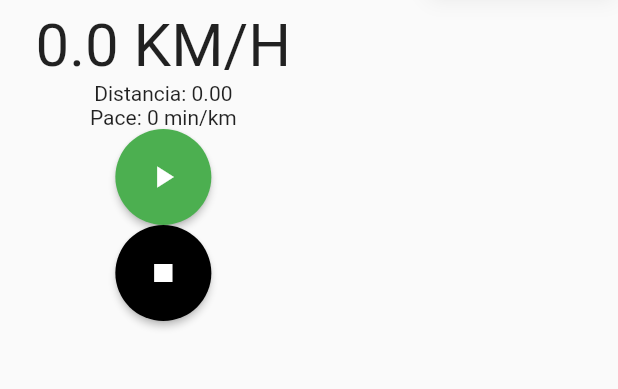
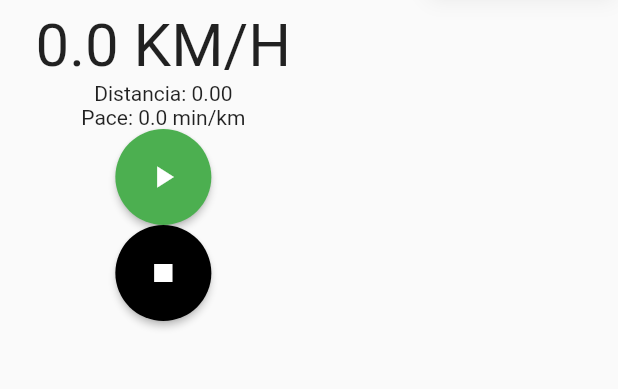
Before and after one commit to FJeanC/Corra_flutter, a Flutter app: the CronometroView screen opened directly, after a tap on the "play arrow" icon, after a tap on the "stop" icon, after a tap on the "more vert" icon, on a phone screen of 412 x 824 dp, the part 144-533 px from its top. Run offline on Flutter 3.47's test engine with Material 2 defaults, Android fonts, the phone set to English and light mode, and no system bars; our stand-ins replace bloc, cloud_firestore, equatable, firebase_auth, firebase_core, flutter_bloc and 2 more; accounts and stored records are empty.

```diff
--- a/lib/cronometro_view.dart
+++ b/lib/cronometro_view.dart
@@ -37,7 +37,7 @@ class _CronometroViewState extends State<CronometroView> {
   int countProCount = 5;
   final bool _isHours = true;
   late StopWatchTimer _stopWatchTimer;
-  bool playButton = true;
+  bool showPlayButton = true;
   late String globalTime;
   Queue<double> lastSpeed = Queue<double>();
   Queue<double> velocidades = Queue<double>();
@@ -71,7 +71,7 @@ class _CronometroViewState extends State<CronometroView> {
   void _onAccelerate(double speed) {
     locator.getCurrentPosition().then(
       (Position updatedPosition) {
-        if (!playButton) {
+        if (!showPlayButton) {
           _velocity = (speed + updatedPosition.speed) / 2;
           calculateAverageSpeed(_velocity);
         }
@@ -103,17 +103,21 @@ class _CronometroViewState extends State<CronometroView> {
     timer = Timer.periodic(
       const Duration(seconds: 1),
       (_) {
-        if (!playButton) {
+        if (!showPlayButton) {
           count++;
           print('Count: $count');
-          if (count % 3 == 0 && !playButton) {
+          if (count % 3 == 0 && !showPlayButton) {
             velocidades.add(averageSpeed);
             final dist = (velocidades.average) * (getTimeInMilli() / 3600000);
             developer.log(
                 'Distancia: ${dist.toStringAsFixed(2)}, last: ${velocidades.last.toStringAsFixed(2)}',
                 name: 'onAccelerate');
             _distanceUpdatedStreamContoller.add(dist);
-            _velocityUpdatedStreamController.add(_velocity * 3.6);
+            if (_velocity < 2) {
+              _velocityUpdatedStreamController.add(0);
+            } else {
+              _velocityUpdatedStreamController.add(_velocity * 3.6);
+            }
             double pace = (count / 60) / dist;
             if (pace < 60.0) {
               _paceUpdatedStreamController.add(pace);
@@ -132,6 +136,7 @@ class _CronometroViewState extends State<CronometroView> {
     _velocityUpdatedStreamController.close();
     _distanceUpdatedStreamContoller.close();
     _paceUpdatedStreamController.close();
+
     await _stopWatchTimer.dispose();
   }
 
@@ -209,7 +214,7 @@ class _CronometroViewState extends State<CronometroView> {
               // print('I am here  ${distance.toStringAsPrecision(3)}');
               // return Text('Distancia: ${distance.toStringAsPrecision(3)}');
 
-              if (!playButton) {
+              if (!showPlayButton) {
                 //distance += (snapshot.data!);
                 print('I am here  ${snapshot.data!.toStringAsFixed(2)}');
               }
@@ -220,28 +225,28 @@ class _CronometroViewState extends State<CronometroView> {
             stream: _paceUpdatedStreamController.stream,
             initialData: 0,
             builder: (context, snapshot) {
-              if (!playButton) {
+              if (!showPlayButton) {
                 print('Pace ${snapshot.data}');
                 return Text(
-                    'Pace: ${snapshot.data!.toStringAsFixed(2)} min/km');
+                    'Pace: ${snapshot.data!.toStringAsFixed(1)} min/km');
               }
-              return const Text('Pace: 0 min/km');
+              return const Text('Pace: 0.0 min/km');
             },
           ),
           CustumButton(
-            color: playButton ? Colors.green : Colors.red,
+            color: showPlayButton ? Colors.green : Colors.red,
             onPress: () {
-              if (playButton) {
+              if (showPlayButton) {
                 _stopWatchTimer.onExecute.add(StopWatchExecute.start);
               } else {
                 _stopWatchTimer.onExecute.add(StopWatchExecute.stop);
               }
               setState(() {
-                playButton = !playButton;
+                showPlayButton = !showPlayButton;
               });
             },
             label: 'Start',
-            icon: playButton
+            icon: showPlayButton
                 ? const Icon(Icons.play_arrow)
                 : const Icon(Icons.pause),
           ),
@@ -250,13 +255,15 @@ class _CronometroViewState extends State<CronometroView> {
             onPress: () async {
               _stopWatchTimer.onExecute.add(StopWatchExecute.stop);
               setState(() {
-                playButton = !playButton;
+                showPlayButton = !showPlayButton;
               });
               final currentUser = AuthService.firebase().currentUser!;
               await _runsSerivce.createNewRun(
                 ownerUserId: currentUser.id,
                 tempo: globalTime,
-                velocidade: (velocidades.average).toStringAsPrecision(2),
+                velocidade: velocidades.average > 2
+                    ? (velocidades.average).toStringAsPrecision(2)
+                    : '0',
                 data: DateTime.now().toString().substring(0, 10),
               );
               if (!mounted) return;
--- a/lib/main.dart
+++ b/lib/main.dart
@@ -68,7 +68,7 @@ class MyApp extends StatelessWidget {
   @override
   Widget build(BuildContext context) {
     return MaterialApp(
-      title: 'Flutter Demo',
+      title: 'Corra!',
       theme: ThemeData(
         primarySwatch: Colors.blue,
       ),
--- a/lib/services/cloud/cloud_storage_exceptions.dart
+++ b/lib/services/cloud/cloud_storage_exceptions.dart
@@ -1 +1,3 @@
 class CouldNotDeleteRunException implements Exception {}
+
+class CouldNotGetNoteException implements Exception {}
--- a/lib/services/cloud/firebase_cloud_run_storage.dart
+++ b/lib/services/cloud/firebase_cloud_run_storage.dart
@@ -1,5 +1,4 @@
 import 'package:cloud_firestore/cloud_firestore.dart';
-import 'package:corra/services/auth/auth_exceptions.dart';
 import 'package:corra/services/cloud/cloud_run.dart';
 import 'package:corra/services/cloud/cloud_storage_constants.dart';
 import 'package:corra/services/cloud/cloud_storage_exceptions.dart';
```
Also changed, not shown: lib/views/runs/run_detail_fragment.dart (added, +18 -0 lines), lib/views/runs/run_list_view.dart (+14 -1 lines), lib/views/runs/run_view.dart (+0 -26 lines).
